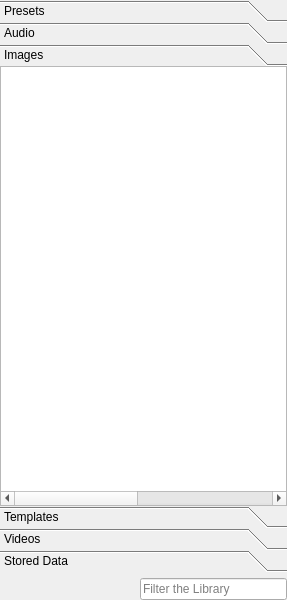
Before: the Qt Designer form src/Widgets/Library/LibraryWidget.ui in CasparCG/client, drawn with Qt 5.
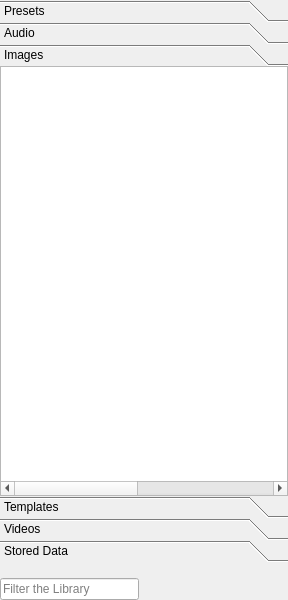
After: the same form once the commit is applied. Custom widgets are drawn as their Qt base class.

Diff of the .ui file:
```diff
--- a/src/Widgets/Library/LibraryWidget.ui
+++ b/src/Widgets/Library/LibraryWidget.ui
@@ -6,7 +6,7 @@
    <rect>
     <x>0</x>
     <y>0</y>
-    <width>287</width>
+    <width>288</width>
     <height>600</height>
    </rect>
   </property>
@@ -164,8 +164,8 @@
        <rect>
         <x>0</x>
         <y>0</y>
-        <width>287</width>
-        <height>444</height>
+        <width>288</width>
+        <height>436</height>
        </rect>
       </property>
       <attribute name="label">
@@ -467,41 +467,28 @@
      <property name="sizeHint" stdset="0">
       <size>
        <width>20</width>
-       <height>6</height>
+       <height>16</height>
       </size>
      </property>
     </spacer>
    </item>
    <item>
     <layout class="QHBoxLayout" name="horizontalLayout">
-     <item>
-      <spacer name="horizontalSpacer">
-       <property name="orientation">
-        <enum>Qt::Horizontal</enum>
-       </property>
-       <property name="sizeType">
-        <enum>QSizePolicy::Expanding</enum>
-       </property>
-       <property name="sizeHint" stdset="0">
-        <size>
-         <width>40</width>
-         <height>20</height>
-        </size>
-       </property>
-      </spacer>
-     </item>
+     <property name="spacing">
+      <number>0</number>
+     </property>
      <item>
       <widget class="QLineEdit" name="lineEditFilter">
        <property name="sizePolicy">
-        <sizepolicy hsizetype="Preferred" vsizetype="Fixed">
+        <sizepolicy hsizetype="Fixed" vsizetype="Fixed">
          <horstretch>0</horstretch>
          <verstretch>0</verstretch>
         </sizepolicy>
        </property>
        <property name="minimumSize">
         <size>
-         <width>147</width>
-         <height>22</height>
+         <width>139</width>
+         <height>0</height>
         </size>
        </property>
        <property name="placeholderText">
@@ -509,10 +496,63 @@
        </property>
       </widget>
      </item>
+     <item>
+      <spacer name="horizontalSpacerLeft">
+       <property name="orientation">
+        <enum>Qt::Horizontal</enum>
+       </property>
+       <property name="sizeType">
+        <enum>QSizePolicy::Fixed</enum>
+       </property>
+       <property name="sizeHint" stdset="0">
+        <size>
+         <width>9</width>
+         <height>17</height>
+        </size>
+       </property>
+      </spacer>
+     </item>
+     <item>
+      <widget class="DeviceFilterWidget" name="widgetDeviceFilter" native="true">
+       <property name="sizePolicy">
+        <sizepolicy hsizetype="Fixed" vsizetype="Preferred">
+         <horstretch>0</horstretch>
+         <verstretch>0</verstretch>
+        </sizepolicy>
+       </property>
+       <property name="minimumSize">
+        <size>
+         <width>139</width>
+         <height>0</height>
+        </size>
+       </property>
+      </widget>
+     </item>
+     <item>
+      <spacer name="horizontalSpacerRight">
+       <property name="orientation">
+        <enum>Qt::Horizontal</enum>
+       </property>
+       <property name="sizeHint" stdset="0">
+        <size>
+         <width>0</width>
+         <height>20</height>
+        </size>
+       </property>
+      </spacer>
+     </item>
     </layout>
    </item>
   </layout>
  </widget>
+ <customwidgets>
+  <customwidget>
+   <class>DeviceFilterWidget</class>
+   <extends>QWidget</extends>
+   <header>Library/DeviceFilterWidget.h</header>
+   <container>1</container>
+  </customwidget>
+ </customwidgets>
  <resources/>
  <connections>
   <connection>
```
Left out of the diff: 36 changed lines with no effect on the pictures.
